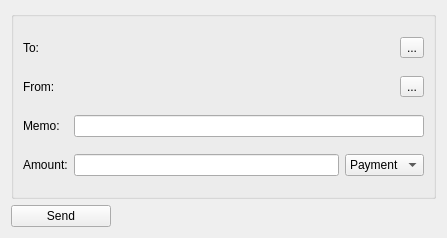
Old version of the form src/gui/widgets/senddlg.ui in the repository Open-Transactions/Moneychanger.
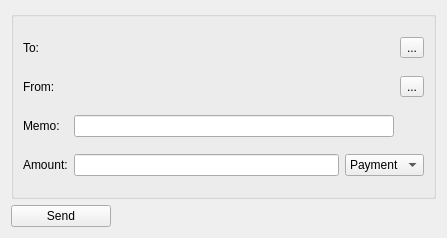
New version of the form. Icons and pictures are not drawn.

Diff of the .ui file:
```diff
--- a/src/gui/widgets/senddlg.ui
+++ b/src/gui/widgets/senddlg.ui
@@ -125,9 +125,6 @@
         </property>
        </widget>
       </item>
-      <item row="2" column="1" colspan="3">
-       <widget class="QLineEdit" name="memoEdit"/>
-      </item>
       <item row="3" column="0">
        <widget class="QLabel" name="label_5">
         <property name="maximumSize">
@@ -170,6 +167,9 @@
         </item>
        </widget>
       </item>
+      <item row="2" column="1" colspan="2">
+       <widget class="QLineEdit" name="memoEdit"/>
+      </item>
      </layout>
     </widget>
    </item>
```
